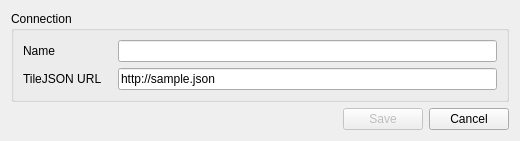
Above: ui/dlg_edit_server_connection.ui from geometalab/Vector-Tiles-Reader-QGIS-Plugin before the change. Below: the same form after it.
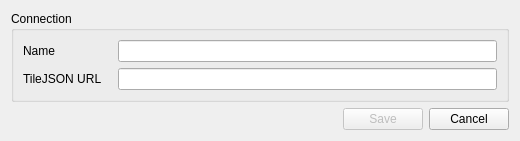
That is the form after the change.

Commit message: server connections ui updated

```diff
--- a/ui/dlg_edit_server_connection.ui
+++ b/ui/dlg_edit_server_connection.ui
@@ -55,7 +55,7 @@
           <item>
            <widget class="QLineEdit" name="txtUrl">
             <property name="text">
-             <string>http://sample.json</string>
+             <string/>
             </property>
             <property name="placeholderText">
              <string/>
```
Left out of the diff: 3 changed lines with no effect on the pictures. The commit also changes 5 other files.
